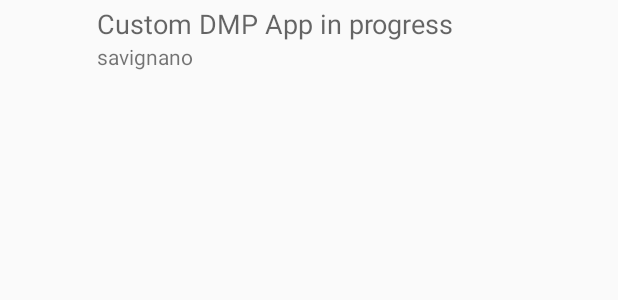
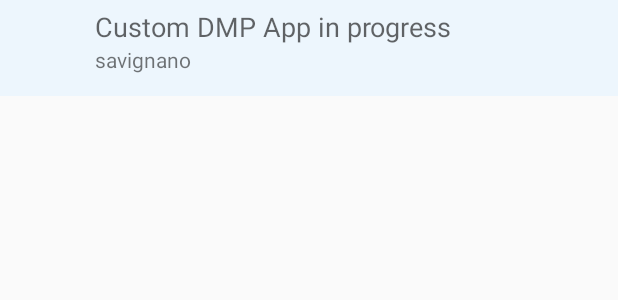
Before and after one commit to SaViGnAnO/DrawMixPaint, an Android app: the layout discussion_list_item.xml on its own in the app's theme, with its tools: preview values and no code run, on a phone screen of 412 x 824 dp. Shown: the top 300 px of the screen. Run offline under Robolectric (Android 15) with nearby library versions, the phone set to English and light mode, and no system bars.

Commit message:
beginning programming of custom arrayadapter for DiscussionList

```diff
--- a/DrawMixPaint/src/main/java/com/ataxica/forumconnector/drawmixpaint/RecentDiscussionsActivity.java
+++ b/DrawMixPaint/src/main/java/com/ataxica/forumconnector/drawmixpaint/RecentDiscussionsActivity.java
@@ -43,8 +43,8 @@ public class RecentDiscussionsActivity extends ActionBarActivity{
             for (Element post : discussions) {
                 Elements title = post.getElementsByClass("Title");
                 Elements author = post.select(".discussionauthor");
-                Elements imageURL = post.select("");
-                String msg = "Title: "+title.text()+" By: "+author.text();
+                String imageURL = post.select("a > img").attr("src");
+                String msg = "Title: "+title.text()+" By: "+author.text()+" "+imageURL;
                 Log.d("POST",msg);
             }
             super.onPostExecute(document);
--- a/DrawMixPaint/src/main/res/layout/activity_recent_discussions.xml
+++ b/DrawMixPaint/src/main/res/layout/activity_recent_discussions.xml
@@ -6,7 +6,8 @@
     android:paddingRight="@dimen/activity_horizontal_margin"
     android:paddingTop="@dimen/activity_vertical_margin"
     android:paddingBottom="@dimen/activity_vertical_margin"
-    tools:context="com.ataxica.forumconnector.drawmixpaint.MainActivity">
+    tools:context="com.ataxica.forumconnector.drawmixpaint.MainActivity"
+    android:background="#270054f2">
 
     TextView
     android:text="@string/hello_world"
--- a/DrawMixPaint/src/main/res/layout/discussion_list_item.xml
+++ b/DrawMixPaint/src/main/res/layout/discussion_list_item.xml
@@ -2,11 +2,12 @@
 
 <RelativeLayout xmlns:android="http://schemas.android.com/apk/res/android"
     android:layout_width="match_parent" android:layout_height="64dp"
-    android:padding="3dp">
+    android:padding="5dp"
+    android:background="#ffedf6fd">
 
     <ImageView
-        android:layout_width="61dp"
-        android:layout_height="61dp"
+        android:layout_width="58dp"
+        android:layout_height="58dp"
         android:id="@+id/imageView"
         android:layout_alignParentTop="true"
         android:layout_alignParentLeft="true"
@@ -14,7 +15,8 @@
         android:layout_alignParentEnd="false"
         android:layout_alignParentBottom="true"
         android:padding="1dp"
-        android:layout_centerVertical="true" />
+        android:layout_centerVertical="true"
+        android:contentDescription="@string/avatar" />
 
     <TextView
         android:layout_width="wrap_content"
--- a/DrawMixPaint/src/main/res/values/strings.xml
+++ b/DrawMixPaint/src/main/res/values/strings.xml
@@ -5,5 +5,6 @@
     <string name="hello_world">Hello world!</string>
     <string name="action_settings">Settings</string>
     <string name="action_parse">Parse Site</string>
+    <string name="avatar">User Avatar</string>
 
 </resources>
```
Also changed, not shown: DrawMixPaint/src/main/java/com/ataxica/forumconnector/drawmixpaint/DiscussionList.java (added, +98 -0 lines), 1 other file.
